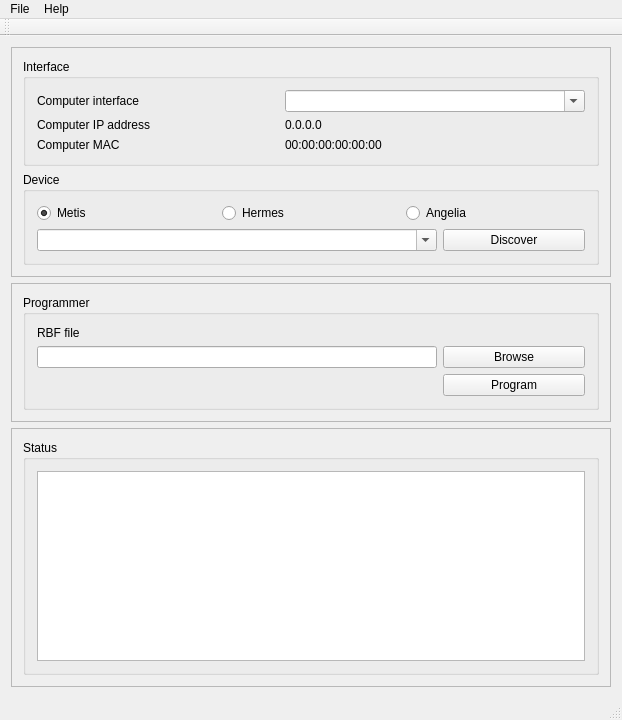
TAPR/OpenHPSDR-SVN, file KV0S/HPSDRProgrammer_V2/mainwindow.ui: the form before one commit.
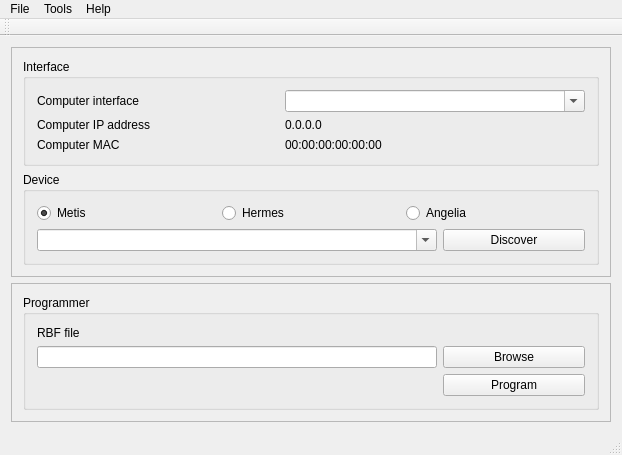
The form after the commit. Icons and pictures are not drawn.

```diff
--- a/KV0S/HPSDRProgrammer_V2/mainwindow.ui
+++ b/KV0S/HPSDRProgrammer_V2/mainwindow.ui
@@ -7,7 +7,7 @@
     <x>0</x>
     <y>0</y>
     <width>622</width>
-    <height>720</height>
+    <height>450</height>
    </rect>
   </property>
   <property name="windowTitle">
@@ -243,30 +243,6 @@
       </layout>
      </widget>
     </item>
-    <item row="2" column="0">
-     <widget class="QFrame" name="frame_3">
-      <property name="frameShape">
-       <enum>QFrame::StyledPanel</enum>
-      </property>
-      <property name="frameShadow">
-       <enum>QFrame::Raised</enum>
-      </property>
-      <layout class="QGridLayout" name="gridLayout_6">
-       <item row="0" column="0">
-        <widget class="QGroupBox" name="groupBox_4">
-         <property name="title">
-          <string>Status</string>
-         </property>
-         <layout class="QGridLayout" name="gridLayout">
-          <item row="0" column="0">
-           <widget class="QListWidget" name="statusListWidget"/>
-          </item>
-         </layout>
-        </widget>
-       </item>
-      </layout>
-     </widget>
-    </item>
    </layout>
   </widget>
   <widget class="QMenuBar" name="menuBar">
@@ -291,7 +267,15 @@
     </property>
     <addaction name="actionAbout"/>
    </widget>
+   <widget class="QMenu" name="menuTools">
+    <property name="title">
+     <string>Tools</string>
+    </property>
+    <addaction name="actionStatus"/>
+    <addaction name="actionErase_Flash"/>
+   </widget>
    <addaction name="menuFile"/>
+   <addaction name="menuTools"/>
    <addaction name="menuHelp"/>
   </widget>
   <widget class="QToolBar" name="mainToolBar">
```
Left out of the diff: 10 changed lines with no effect on the pictures.
